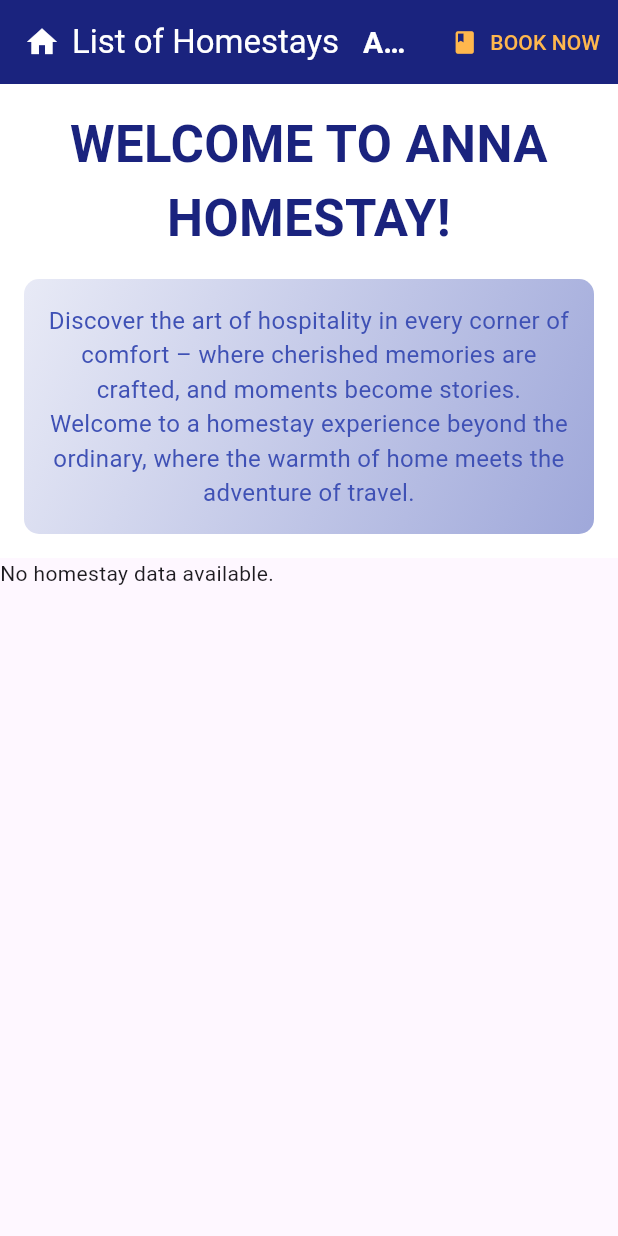
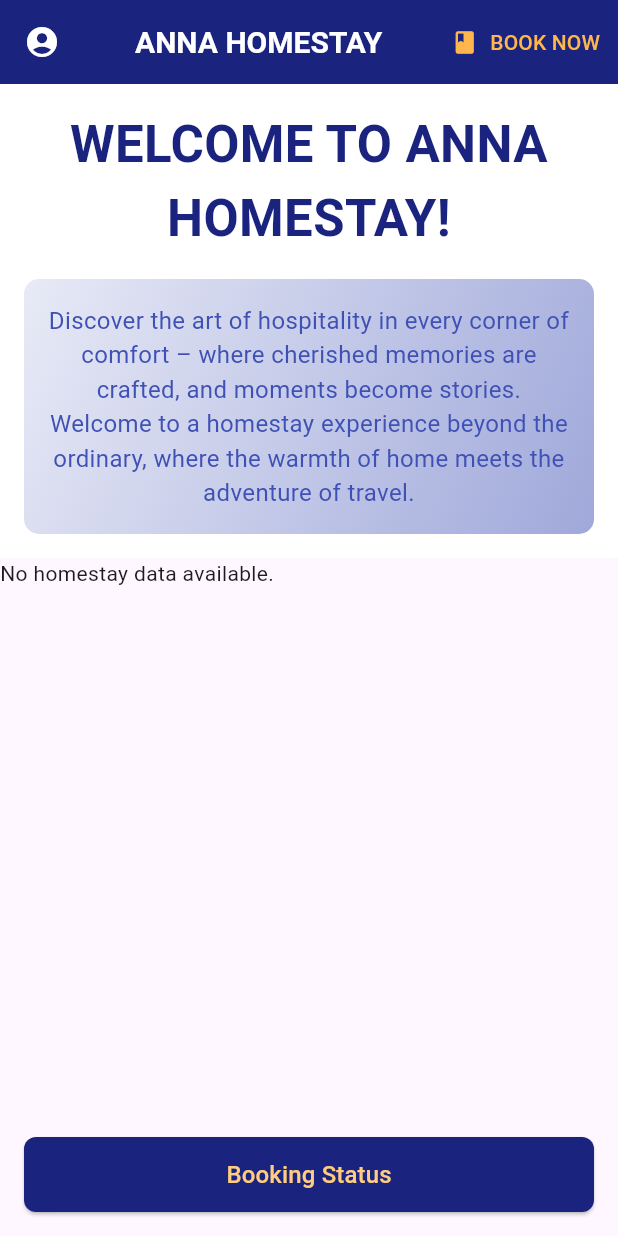
Before and after one commit to Team-Mellow/annahomestay, a Flutter app: the screen it shows after launch, on a phone screen of 412 x 824 dp. Run offline on Flutter 3.47's test engine with Material 3 defaults, Android fonts, the phone set to English and light mode, and no system bars; our stand-ins replace cloud_firestore, firebase_core, get; accounts and stored records are empty.

Commit message:
added bookingstatus page

```diff
--- a/lib/listscreen.dart
+++ b/lib/listscreen.dart
@@ -1,6 +1,7 @@
 import 'package:flutter/material.dart';
 import 'homestay_repository.dart';
 import 'homestay_model.dart';
+import 'bookingstatus.dart';
 
 class ListScreen extends StatelessWidget {
   final HomestayRepository _homestayRepository = HomestayRepository.instance;
@@ -10,23 +11,8 @@ class ListScreen extends StatelessWidget {
     return Scaffold(
       appBar: AppBar(
         backgroundColor: Colors.indigo[900],
-        title: Row(
-          children: [
-            Icon(
-              Icons.home,
-              color: Colors.white,
-            ),
-            SizedBox(width: 8.0),
-            Text(
-              'List of Homestays',
-              style: TextStyle(color: Colors.white),
-            ),
-            SizedBox(width: 16.0),
-            Expanded(
-              child: Column(
-                mainAxisAlignment: MainAxisAlignment.center,
-                children: [
-                  Text(
+        title: Center(
+          child: Text(
             'ANNA HOMESTAY',
             style: TextStyle(
               fontSize: 20.0,
@@ -34,10 +20,17 @@ class ListScreen extends StatelessWidget {
               color: Colors.white,
             ),
           ),
-                ],
         ),
+        leading: IconButton(
+          onPressed: () {
+            // Handle the profile icon click
+            print('Profile icon clicked!');
+            // You can navigate to the user profile page or show a user menu here
+          },
+          icon: Icon(
+            Icons.account_circle,
+            color: Colors.white,
           ),
-          ],
         ),
         actions: [
           TextButton(
@@ -77,7 +70,7 @@ class ListScreen extends StatelessWidget {
                 ),
                 SizedBox(height: 16.0),
                 Container(
-                  //Applying gradient
+                  // Applying gradient
                   padding: EdgeInsets.all(16.0),
                   decoration: BoxDecoration(
                     gradient: LinearGradient(
@@ -120,6 +113,43 @@ class ListScreen extends StatelessWidget {
                   );
                 }
               },
+            ),
+          ),
+          Padding(
+            padding: const EdgeInsets.all(16.0),
+            child: ElevatedButton(
+              onPressed: () {
+                Navigator.push(
+                  context,
+                  MaterialPageRoute(
+                    builder: (context) => BookingStatusPage(
+                      fullName: 'John Doe', // Replace with actual full name
+                      homestayName:
+                          'Angsana House', // Replace with actual homestay name
+                      status: 'Confirmed', // Replace with actual booking status
+                    ),
+                  ),
+                );
+              },
+              style: ElevatedButton.styleFrom(
+                primary: Colors.indigo[900],
+                shape: RoundedRectangleBorder(
+                  borderRadius: BorderRadius.circular(8.0),
+                ),
+              ),
+              child: Container(
+                width: 150.0, // Adjust the width as needed
+                height: 50.0,
+                child: Center(
+                  child: Text(
+                    'Booking Status',
+                    style: TextStyle(
+                      fontSize: 16.0,
+                      color: Colors.orange[200],
+                    ),
+                  ),
+                ),
+              ),
             ),
           ),
         ],
```
Also changed, not shown: lib/bookingstatus.dart (added, +46 -0 lines), lib/bookingdetails.dart (added). Lines whose indentation alone changed are shown as unchanged.
